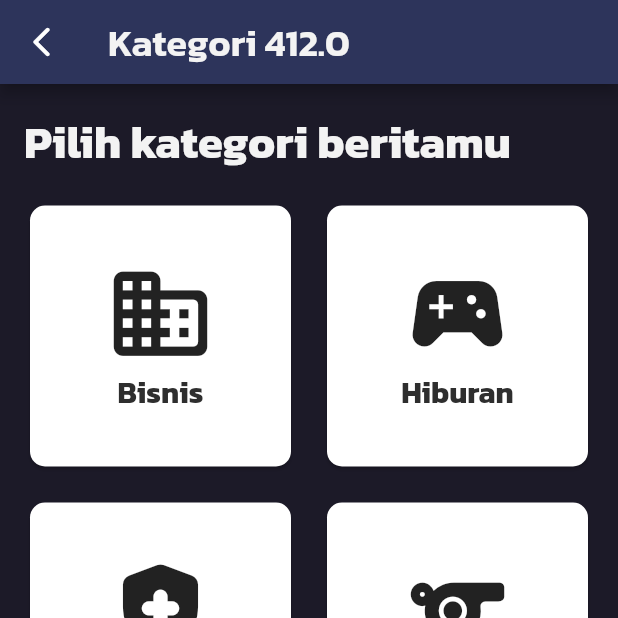
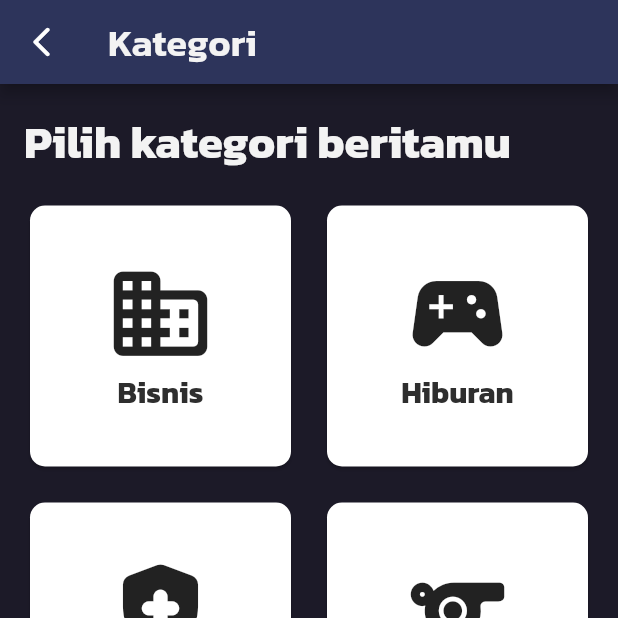
Before and after one commit to alfianAH/news-dart, a Flutter app: the CategoryScreen screen opened directly, on a phone screen of 412 x 824 dp, the top half of it. Run offline on Flutter 3.47's test engine with Material 2 defaults, Android fonts, the phone set to English and light mode, and no system bars; our stand-ins replace chopper, flutter_dotenv; generated files the repository leaves out were written again; network calls fail.

```diff
--- a/lib/ui/category_screen.dart
+++ b/lib/ui/category_screen.dart
@@ -16,7 +16,7 @@ class _CategoryScreenState extends State<CategoryScreen> {
     return Scaffold(
       appBar: MobileAppBar(
         appBar: AppBar(),
-        appBarTitle: 'Kategori ${MediaQuery.of(context).size.width}',
+        appBarTitle: 'Kategori',
       ),
 
       body: SingleChildScrollView(
--- a/lib/ui/detail_screen.dart
+++ b/lib/ui/detail_screen.dart
@@ -3,6 +3,7 @@ import 'package:flutter/material.dart';
 import 'package:news_app/model/news_model.dart';
 import 'package:news_app/ui/appbar/mobile_appbar.dart';
 import 'package:news_app/ui/values/colors/news_colors.dart';
+import 'package:news_app/utils/date_converter.dart';
 import 'package:url_launcher/url_launcher.dart';
 
 class DetailScreen extends StatelessWidget{
@@ -63,7 +64,7 @@ class _DetailMobilePage extends StatelessWidget{
 
           // News date
           Text(
-            '${newsArticle.publishedAt.toString()} by ${newsArticle.author.toString()}',
+            '${DateConverter.convertDate(newsArticle.publishedAt.toString())} oleh ${newsArticle.author.toString()}',
             style: textTheme.subtitle1
           ),
 
@@ -137,7 +138,7 @@ class _DetailWebPage extends StatelessWidget{
 
           // News date
           Text(
-              '${newsArticle.publishedAt.toString()} by ${newsArticle.author.toString()}',
+            '${DateConverter.convertDate(newsArticle.publishedAt.toString())} oleh ${newsArticle.author.toString()}',
             style: textTheme.subtitle1
           ),
 
--- a/lib/ui/news_item.dart
+++ b/lib/ui/news_item.dart
@@ -2,6 +2,7 @@ import 'package:flutter/material.dart';
 import 'package:news_app/model/news_model.dart';
 import 'package:news_app/ui/detail_screen.dart';
 import 'package:news_app/ui/values/colors/news_colors.dart';
+import 'package:news_app/utils/date_converter.dart';
 
 class NewsItemVertical extends StatelessWidget {
   final Articles newsArticle;
@@ -75,7 +76,7 @@ class NewsItemVertical extends StatelessWidget {
 
                         // News date
                         Text(
-                          newsArticle.publishedAt.toString(),
+                          DateConverter.convertDate(newsArticle.publishedAt.toString()),
                           style: textTheme.subtitle2,
                           maxLines: 1,
                           overflow: TextOverflow.ellipsis,
```
Also changed, not shown: lib/utils/date_converter.dart (added, +9 -0 lines). Lines whose indentation alone changed are shown as unchanged.
